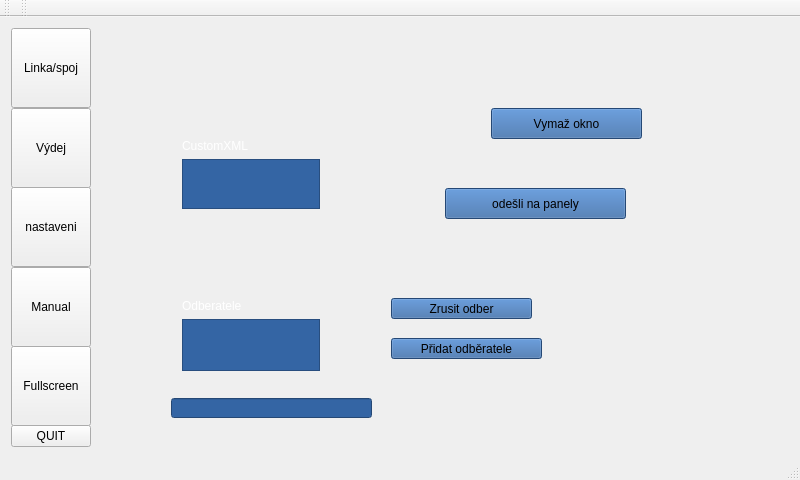
frutabruta/VDV301tester, file mainwindow.ui: the form before one commit.
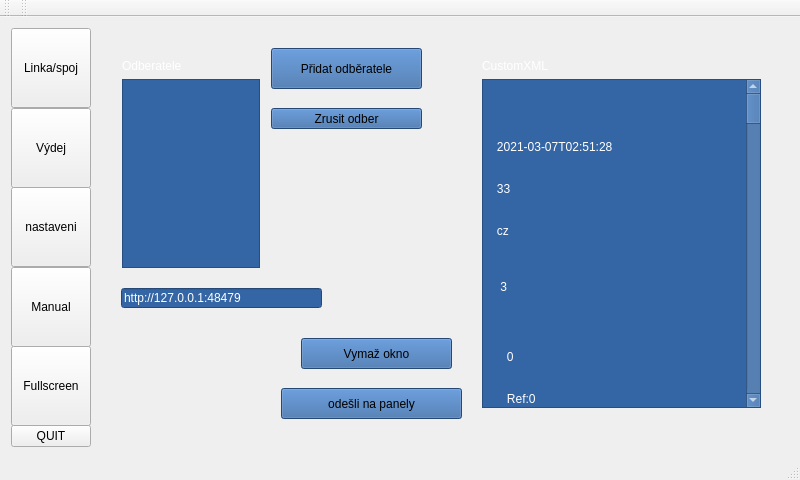
The form after the commit. The open tabs and pages were chosen to show the change.

Commit message: display: komplet oprava, výměna serveru OBU: změna defaultních polí přidávání subscriberů funguje změna rozložení položky "Manual" xml: oprava pořadí prvků pro shodu s validací mpv: eliminace zbytečné qbytearray konverze

```diff
--- a/mainwindow.ui
+++ b/mainwindow.ui
@@ -1828,10 +1828,10 @@
          <widget class="QWidget" name="verticalLayoutWidget_9">
           <property name="geometry">
            <rect>
-            <x>80</x>
-            <y>100</y>
-            <width>160</width>
-            <height>92</height>
+            <x>380</x>
+            <y>20</y>
+            <width>301</width>
+            <height>371</height>
            </rect>
           </property>
           <layout class="QVBoxLayout" name="verticalLayout_10">
@@ -1843,15 +1843,239 @@
             </widget>
            </item>
            <item>
-            <widget class="QPlainTextEdit" name="plainTextEditCustomXml"/>
+            <widget class="QPlainTextEdit" name="plainTextEditCustomXml">
+             <property name="plainText">
+              <string>&lt;?xml version=&quot;1.0&quot; encoding=&quot;utf-8&quot; ?&gt;
+&lt;CustomerInformationService.GetAllDataResponse&gt;
+ &lt;AllData&gt;
+  &lt;TimeStamp&gt;
+   &lt;Value&gt;2021-03-07T02:51:28&lt;/Value&gt;
+  &lt;/TimeStamp&gt;
+  &lt;VehicleRef&gt;
+   &lt;Value&gt;33&lt;/Value&gt;
+  &lt;/VehicleRef&gt;
+  &lt;DefaultLanguage&gt;
+   &lt;Value&gt;cz&lt;/Value&gt;
+  &lt;/DefaultLanguage&gt;
+  &lt;TripInformation&gt;
+   &lt;TripRef&gt;
+    &lt;Value&gt;3&lt;/Value&gt;
+   &lt;/TripRef&gt;
+   &lt;StopSequence&gt;
+    &lt;StopPoint&gt;
+     &lt;StopIndex&gt;
+      &lt;Value&gt;0&lt;/Value&gt;
+     &lt;/StopIndex&gt;
+     &lt;StopRef&gt;
+      &lt;Value&gt;Ref:0&lt;/Value&gt;
+     &lt;/StopRef&gt;
+     &lt;StopName&gt;
+      &lt;Value&gt;Sídliště Radotín&lt;/Value&gt;
+      &lt;Language&gt;cz&lt;/Language&gt;
+     &lt;/StopName&gt;
+     &lt;DisplayContent&gt;
+      &lt;DisplayContentRef&gt;
+       &lt;Value&gt;1234&lt;/Value&gt;
+      &lt;/DisplayContentRef&gt;
+      &lt;LineInformation&gt;
+       &lt;LineRef&gt;
+        &lt;Value&gt;100315&lt;/Value&gt;
+       &lt;/LineRef&gt;
+       &lt;LineName&gt;
+        &lt;Value&gt;315&lt;/Value&gt;
+        &lt;Language&gt;cz&lt;/Language&gt;
+       &lt;/LineName&gt;
+       &lt;LineNumber&gt;
+        &lt;Value&gt;100315&lt;/Value&gt;
+       &lt;/LineNumber&gt;
+      &lt;/LineInformation&gt;
+      &lt;Destination&gt;
+       &lt;DestinationRef&gt;
+        &lt;Value&gt;22&lt;/Value&gt;
+       &lt;/DestinationRef&gt;
+       &lt;DestinationName&gt;
+        &lt;Value&gt;Zdická&lt;/Value&gt;
+        &lt;Language&gt;cz&lt;/Language&gt;
+       &lt;/DestinationName&gt;
+      &lt;/Destination&gt;
+     &lt;/DisplayContent&gt;
+    &lt;/StopPoint&gt;
+    &lt;StopPoint&gt;
+     &lt;StopIndex&gt;
+      &lt;Value&gt;1&lt;/Value&gt;
+     &lt;/StopIndex&gt;
+     &lt;StopRef&gt;
+      &lt;Value&gt;Ref:1&lt;/Value&gt;
+     &lt;/StopRef&gt;
+     &lt;StopName&gt;
+      &lt;Value&gt;Sídliště Radotín&lt;/Value&gt;
+      &lt;Language&gt;cz&lt;/Language&gt;
+     &lt;/StopName&gt;
+     &lt;DisplayContent&gt;
+      &lt;DisplayContentRef&gt;
+       &lt;Value&gt;1234&lt;/Value&gt;
+      &lt;/DisplayContentRef&gt;
+      &lt;LineInformation&gt;
+       &lt;LineRef&gt;
+        &lt;Value&gt;100315&lt;/Value&gt;
+       &lt;/LineRef&gt;
+       &lt;LineName&gt;
+        &lt;Value&gt;315&lt;/Value&gt;
+        &lt;Language&gt;cz&lt;/Language&gt;
+       &lt;/LineName&gt;
+       &lt;LineNumber&gt;
+        &lt;Value&gt;100315&lt;/Value&gt;
+       &lt;/LineNumber&gt;
+      &lt;/LineInformation&gt;
+      &lt;Destination&gt;
+       &lt;DestinationRef&gt;
+        &lt;Value&gt;22&lt;/Value&gt;
+       &lt;/DestinationRef&gt;
+       &lt;DestinationName&gt;
+        &lt;Value&gt;Zdická&lt;/Value&gt;
+        &lt;Language&gt;cz&lt;/Language&gt;
+       &lt;/DestinationName&gt;
+      &lt;/Destination&gt;
+     &lt;/DisplayContent&gt;
+    &lt;/StopPoint&gt;
+    &lt;StopPoint&gt;
+     &lt;StopIndex&gt;
+      &lt;Value&gt;2&lt;/Value&gt;
+     &lt;/StopIndex&gt;
+     &lt;StopRef&gt;
+      &lt;Value&gt;Ref:2&lt;/Value&gt;
+     &lt;/StopRef&gt;
+     &lt;StopName&gt;
+      &lt;Value&gt;Černošice,U Vodárny&lt;/Value&gt;
+      &lt;Language&gt;cz&lt;/Language&gt;
+     &lt;/StopName&gt;
+     &lt;DisplayContent&gt;
+      &lt;DisplayContentRef&gt;
+       &lt;Value&gt;1234&lt;/Value&gt;
+      &lt;/DisplayContentRef&gt;
+      &lt;LineInformation&gt;
+       &lt;LineRef&gt;
+        &lt;Value&gt;100315&lt;/Value&gt;
+       &lt;/LineRef&gt;
+       &lt;LineName&gt;
+        &lt;Value&gt;315&lt;/Value&gt;
+        &lt;Language&gt;cz&lt;/Language&gt;
+       &lt;/LineName&gt;
+       &lt;LineNumber&gt;
+        &lt;Value&gt;100315&lt;/Value&gt;
+       &lt;/LineNumber&gt;
+      &lt;/LineInformation&gt;
+      &lt;Destination&gt;
+       &lt;DestinationRef&gt;
+        &lt;Value&gt;22&lt;/Value&gt;
+       &lt;/DestinationRef&gt;
+       &lt;DestinationName&gt;
+        &lt;Value&gt;Zdická&lt;/Value&gt;
+        &lt;Language&gt;cz&lt;/Language&gt;
+       &lt;/DestinationName&gt;
+      &lt;/Destination&gt;
+     &lt;/DisplayContent&gt;
+    &lt;/StopPoint&gt;
+    &lt;StopPoint&gt;
+     &lt;StopIndex&gt;
+      &lt;Value&gt;3&lt;/Value&gt;
+     &lt;/StopIndex&gt;
+     &lt;StopRef&gt;
+      &lt;Value&gt;Ref:3&lt;/Value&gt;
+     &lt;/StopRef&gt;
+     &lt;StopName&gt;
+      &lt;Value&gt;Černošice,Žel.zast.&lt;/Value&gt;
+      &lt;Language&gt;cz&lt;/Language&gt;
+     &lt;/StopName&gt;
+     &lt;DisplayContent&gt;
+      &lt;DisplayContentRef&gt;
+       &lt;Value&gt;1234&lt;/Value&gt;
+      &lt;/DisplayContentRef&gt;
+      &lt;LineInformation&gt;
+       &lt;LineRef&gt;
+        &lt;Value&gt;100315&lt;/Value&gt;
+       &lt;/LineRef&gt;
+       &lt;LineName&gt;
+        &lt;Value&gt;315&lt;/Value&gt;
+        &lt;Language&gt;cz&lt;/Language&gt;
+       &lt;/LineName&gt;
+       &lt;LineNumber&gt;
+        &lt;Value&gt;100315&lt;/Value&gt;
+       &lt;/LineNumber&gt;
+      &lt;/LineInformation&gt;
+      &lt;Destination&gt;
+       &lt;DestinationRef&gt;
+        &lt;Value&gt;22&lt;/Value&gt;
+       &lt;/DestinationRef&gt;
+       &lt;DestinationName&gt;
+        &lt;Value&gt;Zdická&lt;/Value&gt;
+        &lt;Language&gt;cz&lt;/Language&gt;
+       &lt;/DestinationName&gt;
+      &lt;/Destination&gt;
+     &lt;/DisplayContent&gt;
+    &lt;/StopPoint&gt;
+    &lt;StopPoint&gt;
+     &lt;StopIndex&gt;
+      &lt;Value&gt;4&lt;/Value&gt;
+     &lt;/StopIndex&gt;
+     &lt;StopRef&gt;
+      &lt;Value&gt;Ref:4&lt;/Value&gt;
+     &lt;/StopRef&gt;
+     &lt;StopName&gt;
+      &lt;Value&gt;Zdická&lt;/Value&gt;
+      &lt;Language&gt;cz&lt;/Language&gt;
+     &lt;/StopName&gt;
+     &lt;DisplayContent&gt;
+      &lt;DisplayContentRef&gt;
+       &lt;Value&gt;1234&lt;/Value&gt;
+      &lt;/DisplayContentRef&gt;
+      &lt;LineInformation&gt;
+       &lt;LineRef&gt;
+        &lt;Value&gt;100315&lt;/Value&gt;
+       &lt;/LineRef&gt;
+       &lt;LineName&gt;
+        &lt;Value&gt;315&lt;/Value&gt;
+        &lt;Language&gt;cz&lt;/Language&gt;
+       &lt;/LineName&gt;
+       &lt;LineNumber&gt;
+        &lt;Value&gt;100315&lt;/Value&gt;
+       &lt;/LineNumber&gt;
+      &lt;/LineInformation&gt;
+      &lt;Destination&gt;
+       &lt;DestinationRef&gt;
+        &lt;Value&gt;22&lt;/Value&gt;
+       &lt;/DestinationRef&gt;
+       &lt;DestinationName&gt;
+        &lt;Value&gt;Zdická&lt;/Value&gt;
+        &lt;Language&gt;cz&lt;/Language&gt;
+       &lt;/DestinationName&gt;
+      &lt;/Destination&gt;
+     &lt;/DisplayContent&gt;
+    &lt;/StopPoint&gt;
+   &lt;/StopSequence&gt;
+   &lt;LocationState&gt;AtStop&lt;/LocationState&gt;
+  &lt;/TripInformation&gt;
+  &lt;CurrentStopIndex&gt;
+   &lt;Value&gt;0&lt;/Value&gt;
+  &lt;/CurrentStopIndex&gt;
+  &lt;RouteDeviation&gt;onroute&lt;/RouteDeviation&gt;
+  &lt;DoorState&gt;AllDoorsClosed&lt;/DoorState&gt;
+  &lt;VehicleStopRequested&gt;
+   &lt;Value&gt;0&lt;/Value&gt;
+  &lt;/VehicleStopRequested&gt;
+  &lt;ExitSide&gt;right&lt;/ExitSide&gt;
+ &lt;/AllData&gt;
+&lt;/CustomerInformationService.GetAllDataResponse&gt;</string>
+             </property>
+            </widget>
            </item>
           </layout>
          </widget>
          <widget class="QPushButton" name="tlacitkoSmazOkno">
           <property name="geometry">
            <rect>
-            <x>400</x>
-            <y>80</y>
+            <x>210</x>
+            <y>310</y>
             <width>151</width>
             <height>31</height>
            </rect>
@@ -1863,8 +2087,8 @@
          <widget class="QPushButton" name="tlacitkoOdesliXml">
           <property name="geometry">
            <rect>
-            <x>354</x>
-            <y>160</y>
+            <x>190</x>
+            <y>360</y>
             <width>181</width>
             <height>31</height>
            </rect>
@@ -1876,10 +2100,10 @@
          <widget class="QWidget" name="verticalLayoutWidget_10">
           <property name="geometry">
            <rect>
-            <x>80</x>
-            <y>260</y>
+            <x>20</x>
+            <y>20</y>
             <width>160</width>
-            <height>94</height>
+            <height>231</height>
            </rect>
           </property>
           <layout class="QVBoxLayout" name="verticalLayout_11">
@@ -1898,9 +2122,9 @@
          <widget class="QPushButton" name="tlacitkoRemoveSubscriber">
           <property name="geometry">
            <rect>
-            <x>300</x>
-            <y>270</y>
-            <width>141</width>
+            <x>180</x>
+            <y>80</y>
+            <width>151</width>
             <height>21</height>
            </rect>
           </property>
@@ -1911,10 +2135,10 @@
          <widget class="QPushButton" name="tlacitkoAddsubscriber">
           <property name="geometry">
            <rect>
-            <x>300</x>
-            <y>310</y>
+            <x>180</x>
+            <y>20</y>
             <width>151</width>
-            <height>21</height>
+            <height>41</height>
            </rect>
           </property>
           <property name="text">
@@ -1924,12 +2148,15 @@
          <widget class="QLineEdit" name="lineEdit_ipadresaOdberatele">
           <property name="geometry">
            <rect>
-            <x>80</x>
-            <y>370</y>
+            <x>30</x>
+            <y>260</y>
             <width>201</width>
             <height>20</height>
            </rect>
           </property>
+          <property name="text">
+           <string>http://127.0.0.1:48479</string>
+          </property>
          </widget>
         </widget>
        </widget>
```
Left out of the diff: 2 changed lines with no effect on the pictures. The commit also changes 13 other files.
